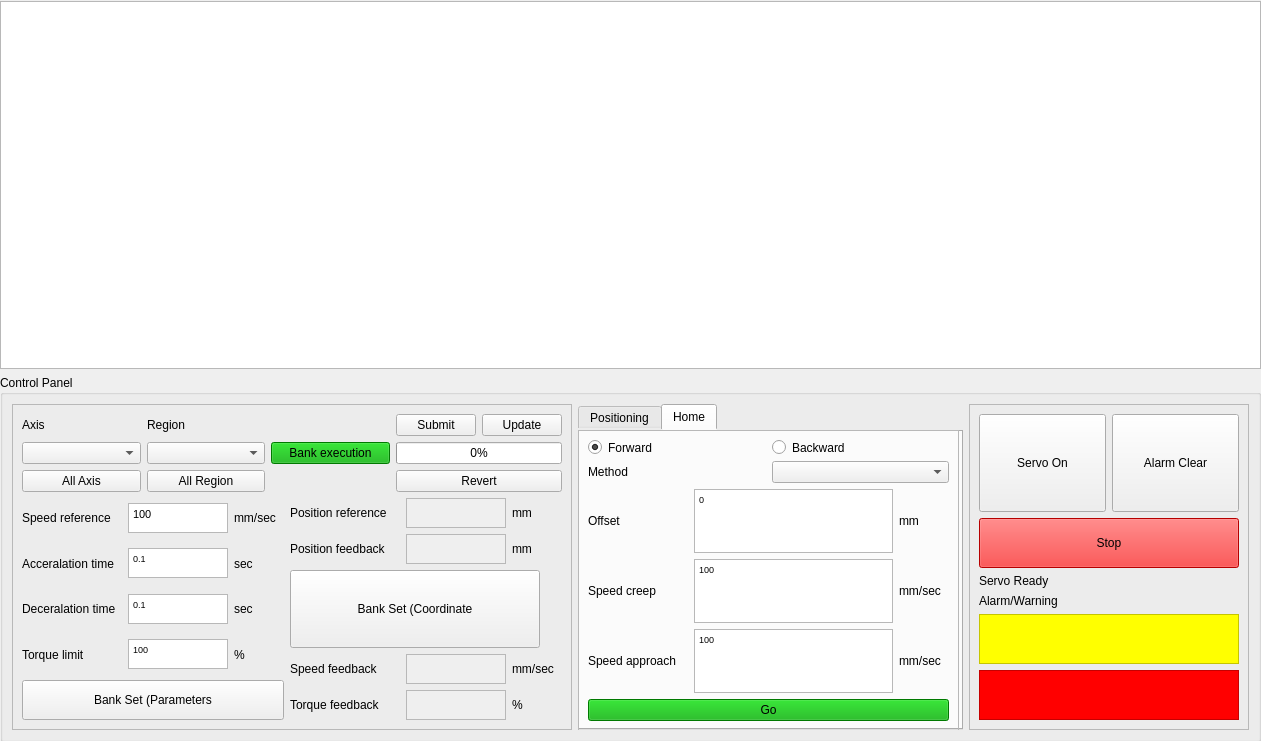
This is bank-view/frontmanaualmode.ui in smandyscom/front-base-widget as Qt 5 draws it before an edit. The edited form follows.
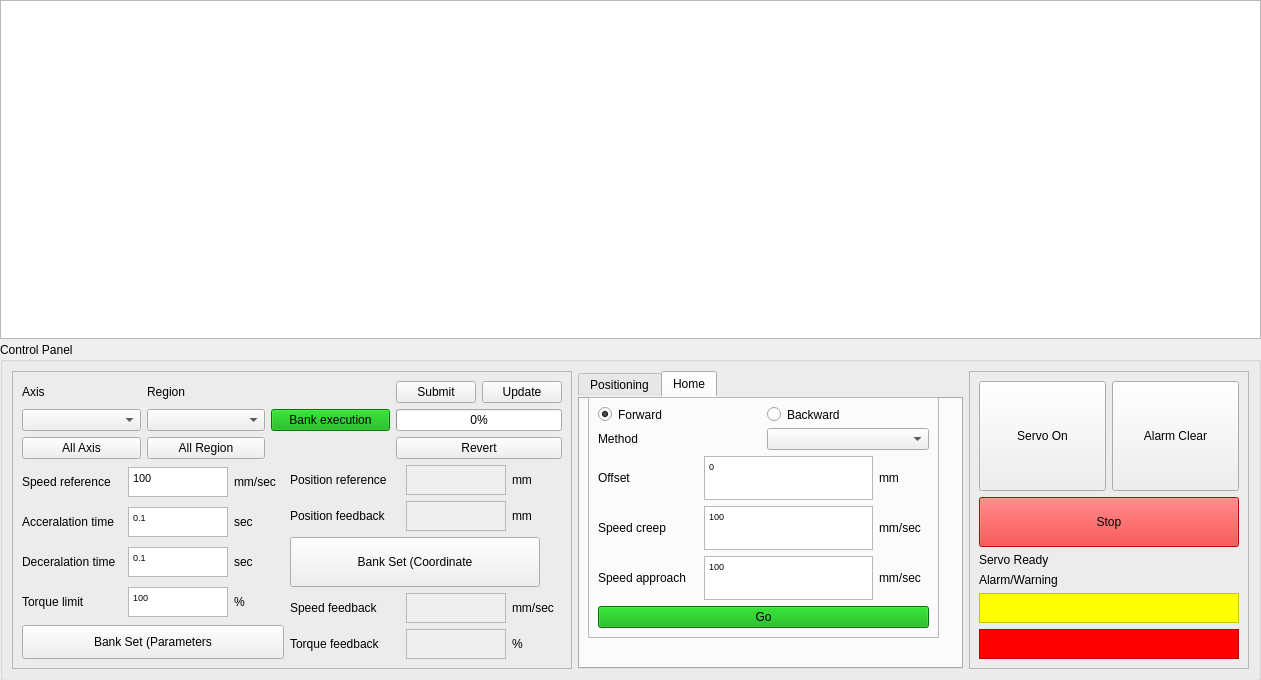
This is the edited form. The open tabs and pages were chosen to show the change.

The edit to the form file:
```diff
--- a/bank-view/frontmanaualmode.ui
+++ b/bank-view/frontmanaualmode.ui
@@ -7,7 +7,7 @@
     <x>0</x>
     <y>0</y>
     <width>1261</width>
-    <height>741</height>
+    <height>680</height>
    </rect>
   </property>
   <property name="sizePolicy">
@@ -19,24 +19,34 @@
   <property name="maximumSize">
    <size>
     <width>1261</width>
-    <height>741</height>
+    <height>680</height>
    </size>
   </property>
   <property name="windowTitle">
    <string>Form</string>
   </property>
-  <widget class="QWidget" name="">
+  <widget class="QWidget" name="layoutWidget">
    <property name="geometry">
     <rect>
      <x>0</x>
-     <y>1</y>
+     <y>0</y>
      <width>1261</width>
-     <height>741</height>
+     <height>681</height>
     </rect>
    </property>
    <layout class="QVBoxLayout" name="verticalLayout_14">
+    <property name="spacing">
+     <number>3</number>
+    </property>
     <item>
-     <widget class="QTableView" name="tableViewCommandBlock"/>
+     <widget class="QTableView" name="tableViewCommandBlock">
+      <property name="maximumSize">
+       <size>
+        <width>16777215</width>
+        <height>350</height>
+       </size>
+      </property>
+     </widget>
     </item>
     <item>
      <widget class="QGroupBox" name="groupBoxPanel">
@@ -46,6 +56,12 @@
         <verstretch>0</verstretch>
        </sizepolicy>
       </property>
+      <property name="maximumSize">
+       <size>
+        <width>16777215</width>
+        <height>350</height>
+       </size>
+      </property>
       <property name="title">
        <string>Control Panel</string>
       </property>
@@ -704,7 +720,7 @@
         </widget>
        </item>
        <item>
-        <widget class="QTabWidget" name="tabWidget">
+        <widget class="QTabWidget" name="tabWidgetCommandPanel">
          <property name="sizePolicy">
           <sizepolicy hsizetype="Expanding" vsizetype="Expanding">
            <horstretch>0</horstretch>
@@ -727,7 +743,7 @@
              <x>0</x>
              <y>0</y>
              <width>361</width>
-             <height>281</height>
+             <height>241</height>
             </rect>
            </property>
            <property name="sizePolicy">
@@ -1062,10 +1078,10 @@
           <widget class="QFrame" name="frameHome">
            <property name="geometry">
             <rect>
-             <x>0</x>
+             <x>10</x>
              <y>0</y>
-             <width>381</width>
-             <height>301</height>
+             <width>351</width>
+             <height>241</height>
             </rect>
            </property>
            <property name="sizePolicy">
@@ -1434,7 +1450,7 @@
               <property name="maximumSize">
                <size>
                 <width>16777215</width>
-                <height>50</height>
+                <height>30</height>
                </size>
               </property>
               <property name="styleSheet">
@@ -1453,7 +1469,7 @@
               <property name="maximumSize">
                <size>
                 <width>16777215</width>
-                <height>50</height>
+                <height>30</height>
                </size>
               </property>
               <property name="styleSheet">
@@ -1471,25 +1487,6 @@
     </item>
    </layout>
   </widget>
-  <zorder>layoutWidget</zorder>
-  <zorder>pushButtonAbsolute</zorder>
-  <zorder>pushButtonAbsolute</zorder>
-  <zorder>label_28</zorder>
-  <zorder>textEditCoordinateAbsolute</zorder>
-  <zorder>label_30</zorder>
-  <zorder></zorder>
-  <zorder>pushButtonFeedBackward</zorder>
-  <zorder>pushButtonFeedForward</zorder>
-  <zorder>label_31</zorder>
-  <zorder></zorder>
-  <zorder>layoutWidget</zorder>
-  <zorder>layoutWidget</zorder>
-  <zorder>layoutWidget</zorder>
-  <zorder>pushButtonStop</zorder>
-  <zorder>labelServoReady</zorder>
-  <zorder>labelAlarm</zorder>
-  <zorder>textBrowserWarning</zorder>
-  <zorder>textBrowseAlarm</zorder>
  </widget>
  <resources/>
  <connections/>
```
